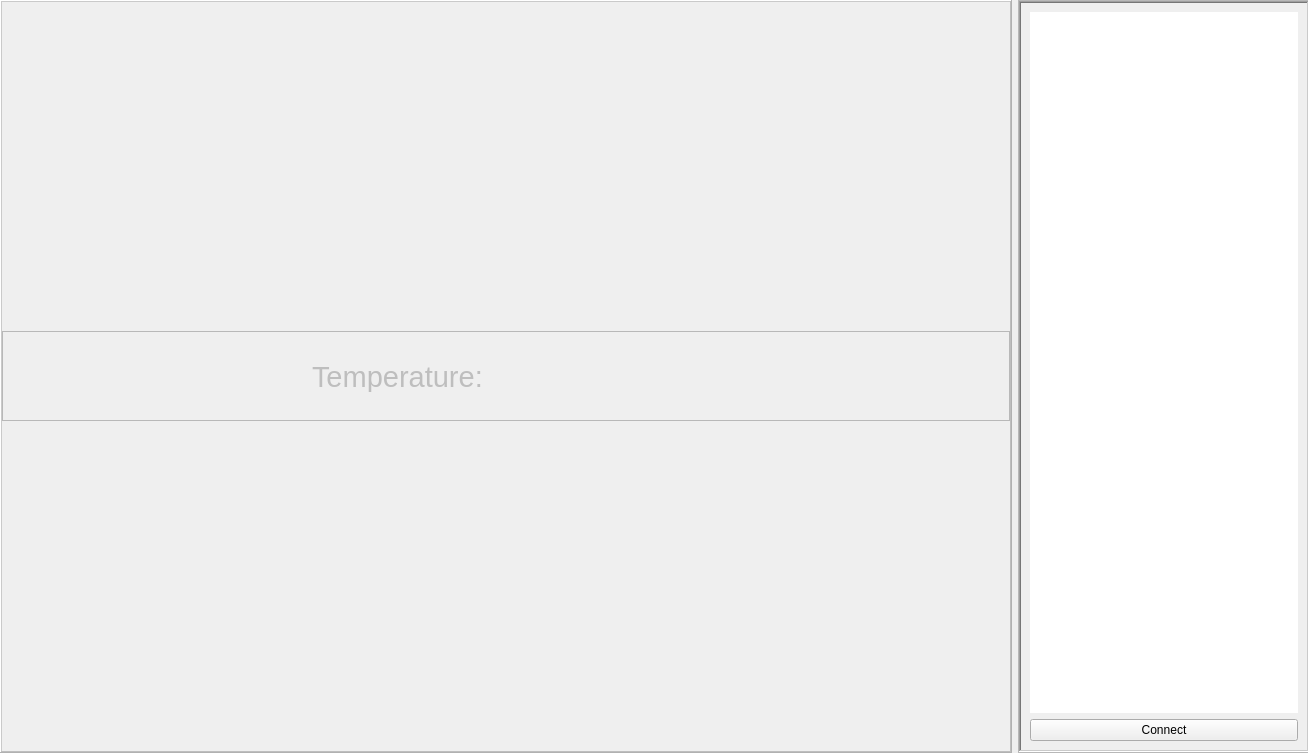
JeremyQO/GUI-Experiment, file widgets/od/gui.ui: the form before one commit.
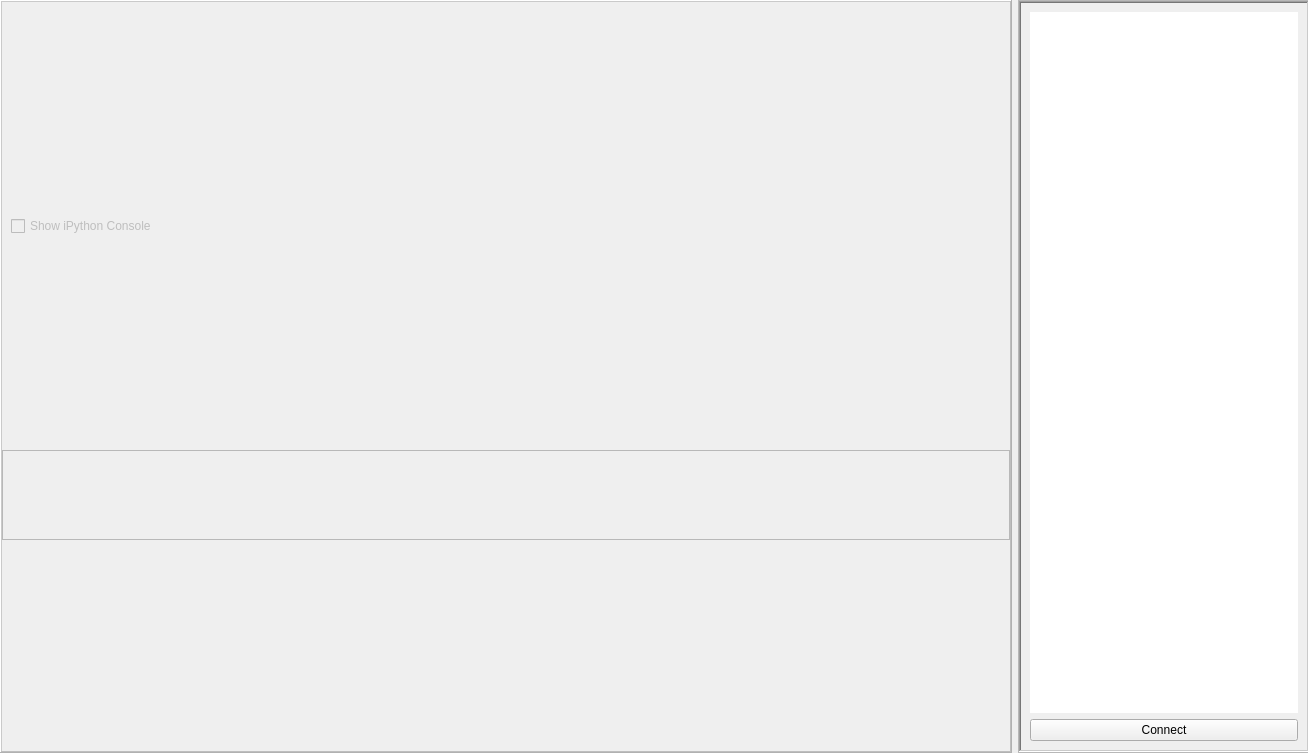
The form after the commit.

Patch:
```diff
--- a/widgets/od/gui.ui
+++ b/widgets/od/gui.ui
@@ -37,7 +37,10 @@
      <property name="frameShadow">
       <enum>QFrame::Raised</enum>
      </property>
-     <layout class="QGridLayout" name="gridLayout">
+     <layout class="QVBoxLayout" name="verticalLayout_2">
+      <property name="spacing">
+       <number>0</number>
+      </property>
       <property name="leftMargin">
        <number>0</number>
       </property>
@@ -50,14 +53,45 @@
       <property name="bottomMargin">
        <number>0</number>
       </property>
-      <property name="spacing">
-       <number>0</number>
-      </property>
-      <item row="0" column="0" colspan="2">
+      <item>
        <layout class="QGridLayout" name="verticalLayout_mpl"/>
       </item>
-      <item row="1" column="0" colspan="2">
+      <item>
+       <widget class="QWidget" name="widget" native="true">
+        <property name="enabled">
+         <bool>false</bool>
+        </property>
+        <property name="maximumSize">
+         <size>
+          <width>16777215</width>
+          <height>30</height>
+         </size>
+        </property>
+        <layout class="QHBoxLayout" name="horizontalLayout_2">
+         <property name="topMargin">
+          <number>0</number>
+         </property>
+         <property name="bottomMargin">
+          <number>0</number>
+         </property>
+         <item alignment="Qt::AlignVCenter">
+          <widget class="QCheckBox" name="checkBox_iPython">
+           <property name="enabled">
+            <bool>false</bool>
+           </property>
+           <property name="text">
+            <string>Show iPython Console</string>
+           </property>
+          </widget>
+         </item>
+        </layout>
+       </widget>
+      </item>
+      <item>
        <widget class="QFrame" name="frame_3">
+        <property name="enabled">
+         <bool>false</bool>
+        </property>
         <property name="maximumSize">
          <size>
           <width>16777215</width>
@@ -70,24 +104,23 @@
         <property name="frameShadow">
          <enum>QFrame::Raised</enum>
         </property>
-        <widget class="QLabel" name="label">
-         <property name="geometry">
-          <rect>
-           <x>310</x>
-           <y>30</y>
-           <width>321</width>
-           <height>31</height>
-          </rect>
+        <layout class="QVBoxLayout" name="verticalLayout_4">
+         <property name="leftMargin">
+          <number>2</number>
          </property>
-         <property name="font">
-          <font>
-           <pointsize>22</pointsize>
-          </font>
+         <property name="topMargin">
+          <number>2</number>
          </property>
-         <property name="text">
-          <string>Temperature:</string>
+         <property name="rightMargin">
+          <number>2</number>
          </property>
-        </widget>
+         <property name="bottomMargin">
+          <number>2</number>
+         </property>
+         <item>
+          <layout class="QVBoxLayout" name="verticalLayout_terminal"/>
+         </item>
+        </layout>
        </widget>
       </item>
      </layout>
```
Left out of the diff: 4 changed lines with no effect on the pictures.
